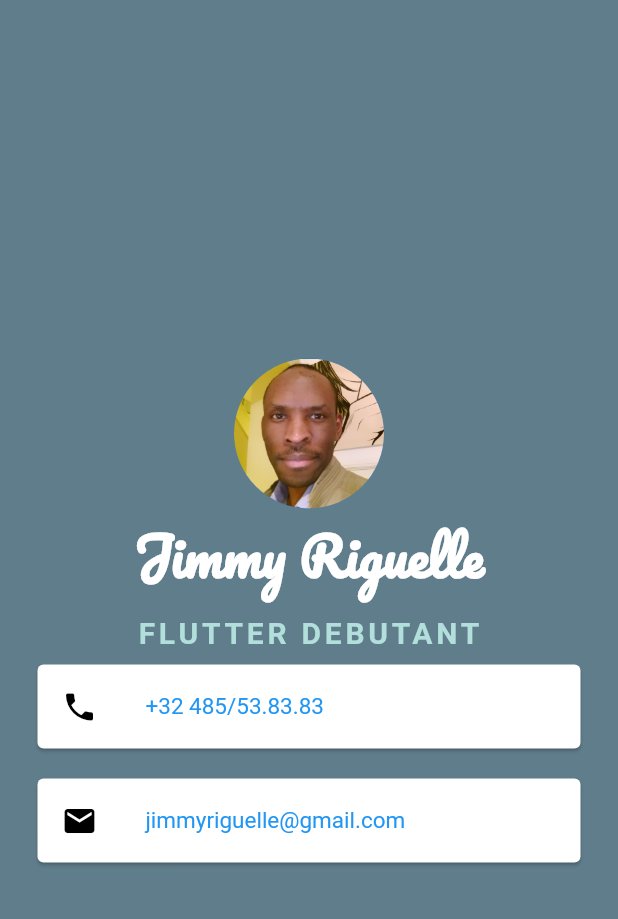
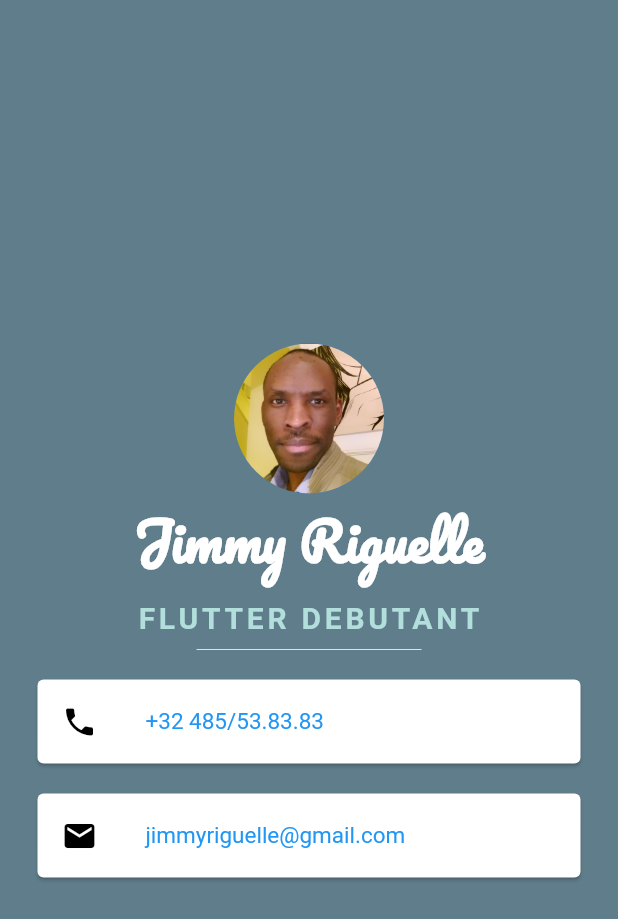
Before and after one commit to jimmyriguelle/my_card, a Flutter app: the screen it shows after launch, on a phone screen of 412 x 824 dp. Shown: the top 919 px of the screen. Run offline on Flutter 3.47's test engine with Material 2 defaults, Android fonts, the phone set to English and light mode, and no system bars.

Commit message:
final touch

```diff
--- a/lib/main.dart
+++ b/lib/main.dart
@@ -52,6 +52,13 @@ class Page1 extends StatelessWidget {
                     fontWeight: FontWeight.bold,
                   ),
                 ),
+                const SizedBox(
+                  height: 20.0,
+                  width: 150.0,
+                  child: Divider(
+                    color: Colors.yellowAccent,
+                  ),
+                ),
                 const Card(
                   margin:
                       EdgeInsets.symmetric(vertical: 10.0, horizontal: 25.0),
```
